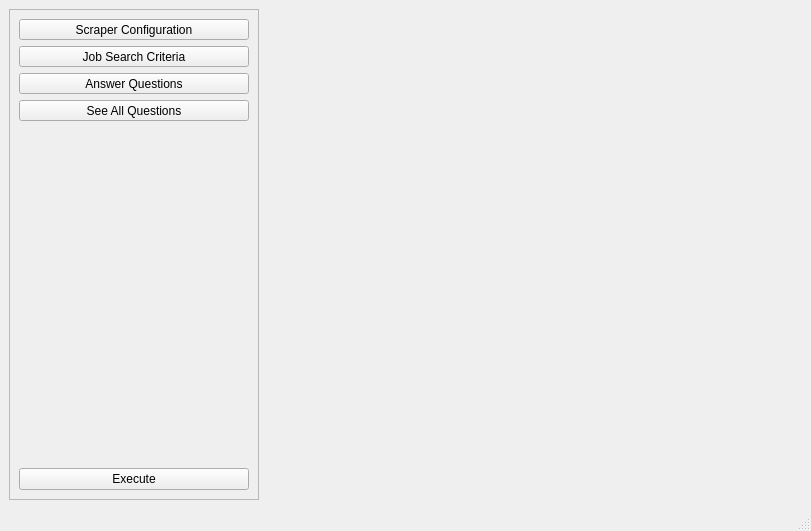
This is HeadHunter9000Client/mainwindow.ui in lucaguarro/Head_Hunter_9000 as Qt 5 draws it before an edit. The edited form follows.
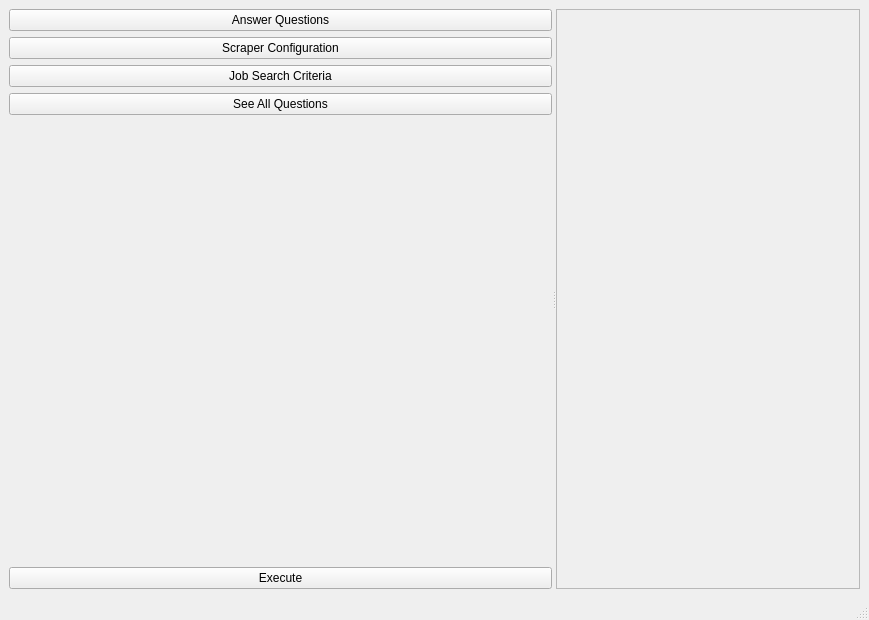
This is the edited form. Icons and pictures are not drawn.

Commit message: Cleaned up UI layout. Answer questions ui toggles on button click now.

```diff
--- a/HeadHunter9000Client/mainwindow.ui
+++ b/HeadHunter9000Client/mainwindow.ui
@@ -6,42 +6,64 @@
    <rect>
     <x>0</x>
     <y>0</y>
-    <width>811</width>
-    <height>531</height>
+    <width>869</width>
+    <height>620</height>
    </rect>
   </property>
   <property name="windowTitle">
    <string>MainWindow</string>
   </property>
   <widget class="QWidget" name="centralwidget">
-   <layout class="QHBoxLayout" name="horizontalLayout_2">
-    <item alignment="Qt::AlignmentFlag::AlignHCenter">
-     <widget class="QFrame" name="SidebarMenu">
+   <layout class="QVBoxLayout" name="verticalLayout">
+    <item>
+     <widget class="QSplitter" name="splitter">
+      <property name="orientation">
+       <enum>Qt::Orientation::Horizontal</enum>
+      </property>
+      <widget class="QWidget" name="SidebarMenu" native="true">
+       <property name="enabled">
+        <bool>true</bool>
+       </property>
       <property name="sizePolicy">
-       <sizepolicy hsizetype="Fixed" vsizetype="Preferred">
+        <sizepolicy hsizetype="Minimum" vsizetype="Minimum">
         <horstretch>0</horstretch>
         <verstretch>0</verstretch>
        </sizepolicy>
       </property>
       <property name="minimumSize">
        <size>
-        <width>250</width>
+         <width>100</width>
         <height>0</height>
        </size>
       </property>
-      <property name="frameShape">
-       <enum>QFrame::Shape::StyledPanel</enum>
-      </property>
-      <property name="frameShadow">
-       <enum>QFrame::Shadow::Raised</enum>
+       <property name="baseSize">
+        <size>
+         <width>0</width>
+         <height>0</height>
+        </size>
       </property>
       <layout class="QVBoxLayout" name="verticalLayout_4">
        <item>
-        <layout class="QVBoxLayout" name="verticalLayout_3">
+         <widget class="QPushButton" name="AnswerQuestionsBtn">
+          <property name="sizePolicy">
+           <sizepolicy hsizetype="Minimum" vsizetype="Fixed">
+            <horstretch>0</horstretch>
+            <verstretch>0</verstretch>
+           </sizepolicy>
+          </property>
+          <property name="text">
+           <string>Answer Questions</string>
+          </property>
+          <property name="icon">
+           <iconset resource="resources.qrc">
+            <normaloff>:/icons/assets/icons/person_raised_hand.svg</normaloff>:/icons/assets/icons/person_raised_hand.svg</iconset>
+          </property>
+         </widget>
+        </item>
          <item>
-          <widget class="QToolButton" name="ScraperConfigBtn">
+         <widget class="QPushButton" name="ScraperConfigBtn">
            <property name="sizePolicy">
-            <sizepolicy hsizetype="Expanding" vsizetype="Fixed">
+           <sizepolicy hsizetype="Minimum" vsizetype="Fixed">
              <horstretch>0</horstretch>
              <verstretch>0</verstretch>
             </sizepolicy>
@@ -53,15 +75,12 @@
             <iconset resource="resources.qrc">
              <normaloff>:/icons/assets/icons/robot.svg</normaloff>:/icons/assets/icons/robot.svg</iconset>
            </property>
-           <property name="toolButtonStyle">
-            <enum>Qt::ToolButtonStyle::ToolButtonTextBesideIcon</enum>
-           </property>
           </widget>
          </item>
          <item>
-          <widget class="QToolButton" name="JobSearchCriteriaBtn">
+         <widget class="QPushButton" name="JobSearchCriteriaBtn">
            <property name="sizePolicy">
-            <sizepolicy hsizetype="Expanding" vsizetype="Fixed">
+           <sizepolicy hsizetype="Minimum" vsizetype="Fixed">
              <horstretch>0</horstretch>
              <verstretch>0</verstretch>
             </sizepolicy>
@@ -73,35 +92,12 @@
             <iconset resource="resources.qrc">
              <normaloff>:/icons/assets/icons/work.svg</normaloff>:/icons/assets/icons/work.svg</iconset>
            </property>
-           <property name="toolButtonStyle">
-            <enum>Qt::ToolButtonStyle::ToolButtonTextBesideIcon</enum>
-           </property>
           </widget>
          </item>
          <item>
-          <widget class="QToolButton" name="AnswerQuestionsBtn">
+         <widget class="QPushButton" name="SeeAllQuestionsBtn">
            <property name="sizePolicy">
-            <sizepolicy hsizetype="Expanding" vsizetype="Fixed">
-             <horstretch>0</horstretch>
-             <verstretch>0</verstretch>
-            </sizepolicy>
-           </property>
-           <property name="text">
-            <string>Answer Questions</string>
-           </property>
-           <property name="icon">
-            <iconset resource="resources.qrc">
-             <normaloff>:/icons/assets/icons/person_raised_hand.svg</normaloff>:/icons/assets/icons/person_raised_hand.svg</iconset>
-           </property>
-           <property name="toolButtonStyle">
-            <enum>Qt::ToolButtonStyle::ToolButtonTextBesideIcon</enum>
-           </property>
-          </widget>
-         </item>
-         <item>
-          <widget class="QToolButton" name="SeeAllQuestionsBtn">
-           <property name="sizePolicy">
-            <sizepolicy hsizetype="Expanding" vsizetype="Fixed">
+           <sizepolicy hsizetype="Minimum" vsizetype="Fixed">
              <horstretch>0</horstretch>
              <verstretch>0</verstretch>
             </sizepolicy>
@@ -113,18 +109,16 @@
             <iconset resource="resources.qrc">
              <normaloff>:/icons/assets/icons/database.svg</normaloff>:/icons/assets/icons/database.svg</iconset>
            </property>
-           <property name="toolButtonStyle">
-            <enum>Qt::ToolButtonStyle::ToolButtonTextBesideIcon</enum>
-           </property>
-          </widget>
-         </item>
-        </layout>
+         </widget>
        </item>
        <item>
         <spacer name="verticalSpacer">
          <property name="orientation">
           <enum>Qt::Orientation::Vertical</enum>
          </property>
+          <property name="sizeType">
+           <enum>QSizePolicy::Policy::Expanding</enum>
+          </property>
          <property name="sizeHint" stdset="0">
           <size>
            <width>20</width>
@@ -148,20 +142,41 @@
        </item>
       </layout>
      </widget>
-    </item>
+      <widget class="QWidget" name="scrollAreaContainer" native="true">
+       <layout class="QVBoxLayout" name="verticalLayout_3">
     <item>
-     <widget class="QWidget" name="MainPanel" native="true">
+         <widget class="QScrollArea" name="scrollArea">
       <property name="sizePolicy">
-       <sizepolicy hsizetype="Expanding" vsizetype="Preferred">
+           <sizepolicy hsizetype="Preferred" vsizetype="Preferred">
         <horstretch>0</horstretch>
         <verstretch>0</verstretch>
        </sizepolicy>
       </property>
-      <layout class="QVBoxLayout" name="verticalLayout"/>
-     </widget>
+          <property name="sizeAdjustPolicy">
+           <enum>QAbstractScrollArea::SizeAdjustPolicy::AdjustToContents</enum>
+          </property>
+          <property name="widgetResizable">
+           <bool>true</bool>
+          </property>
+          <widget class="QWidget" name="scrollAreaWidgetContents">
+           <property name="geometry">
+            <rect>
+             <x>0</x>
+             <y>0</y>
+             <width>306</width>
+             <height>536</height>
+            </rect>
+           </property>
+          </widget>
+         </widget>
     </item>
    </layout>
   </widget>
+     </widget>
+    </item>
+   </layout>
+  </widget>
+  <widget class="QStatusBar" name="statusbar"/>
   <widget class="QMenuBar" name="menubar">
    <property name="geometry">
     <rect>
@@ -172,7 +187,6 @@
     </rect>
    </property>
   </widget>
-  <widget class="QStatusBar" name="statusbar"/>
  </widget>
  <resources>
   <include location="resources.qrc"/>
```
Left out of the diff: 2 changed lines with no effect on the pictures. Lines whose indentation alone changed are shown as unchanged. The commit also changes 3 other files.
